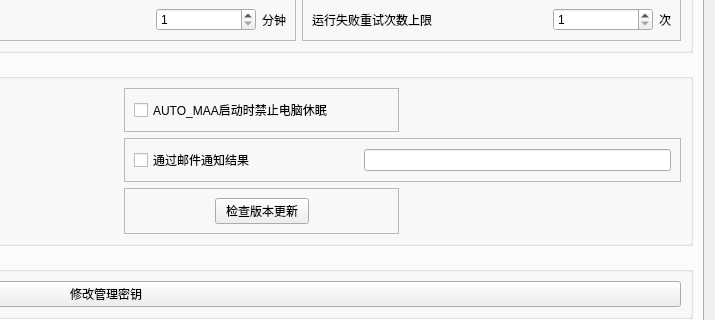
Old version of the form gui/ui/main.ui in the repository AUTO-MAS-Project/AUTO-MAS; both pictures show x 503 to 1218 and y 170 to 490 of the 1218 by 776 pixel window.
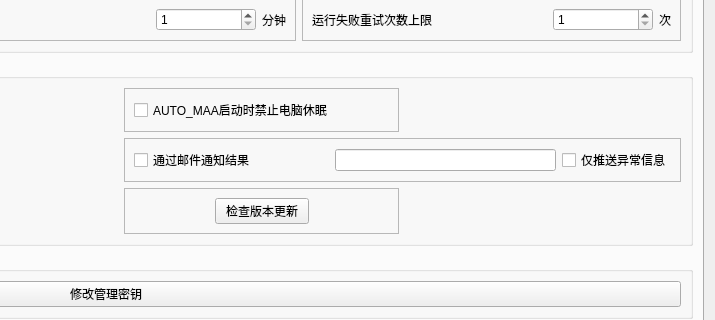
New version of the form. The open tabs and pages were chosen to show the change.

Commit message: 更新器优化；添加邮件仅推送异常信息选项

Diff of the .ui file:
```diff
--- a/gui/ui/main.ui
+++ b/gui/ui/main.ui
@@ -1192,7 +1192,7 @@
             <property name="frameShadow">
              <enum>QFrame::Shadow::Raised</enum>
             </property>
-            <layout class="QHBoxLayout" name="horizontalLayout_22" stretch="0,1,3">
+            <layout class="QHBoxLayout" name="horizontalLayout_22" stretch="0,1,3,0">
              <item>
               <widget class="QCheckBox" name="checkBox_ifsendmail">
                <property name="text">
@@ -1216,6 +1216,13 @@
              <item>
               <widget class="QLineEdit" name="lineEdit_mailaddress"/>
              </item>
+             <item>
+              <widget class="QCheckBox" name="checkBox_ifonlyerror">
+               <property name="text">
+                <string>仅推送异常信息</string>
+               </property>
+              </widget>
+             </item>
             </layout>
            </widget>
           </item>
```
Left out of the diff: 2 changed lines with no effect on the pictures. The commit also changes 4 other files.
